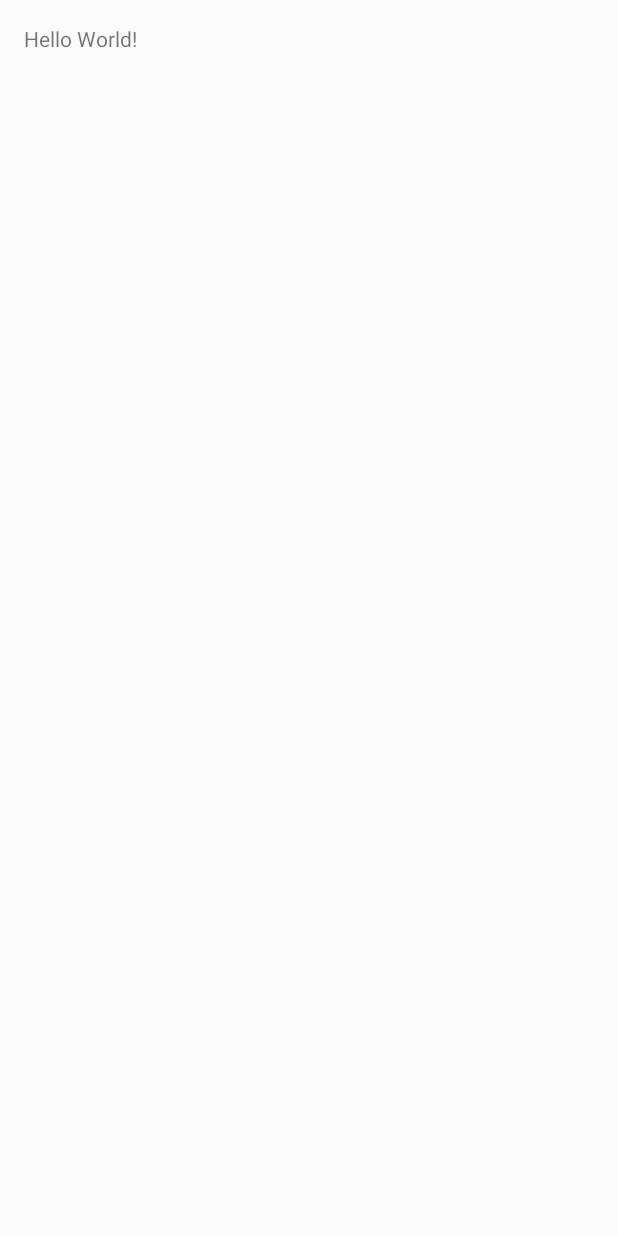
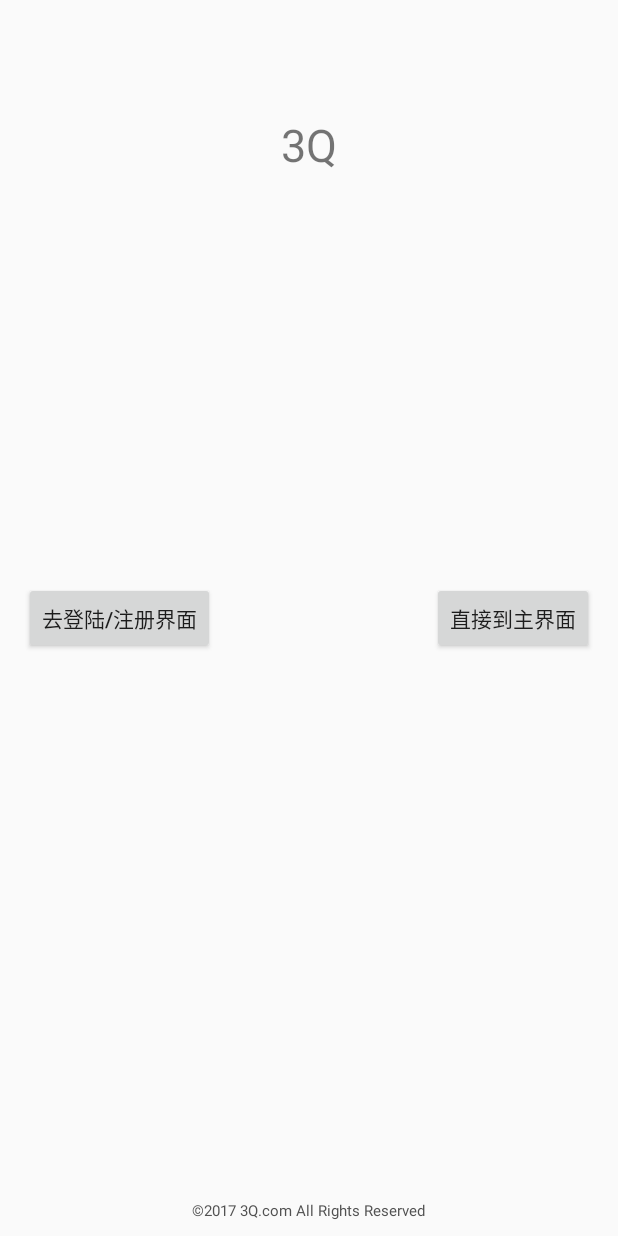
Before and after one commit to sshhsun-code/DaiQu, an Android app: the screen it shows after launch (MainActivity before the commit, SplashActivity after it), on a phone screen of 412 x 824 dp. Before the commit the screen is almost empty. Run offline under Robolectric (Android 15) with nearby library versions, the phone set to English and light mode, and no system bars.

Commit message:
[界面] 加入开屏页面和登陆页面，UI待设计

```diff
--- a/app/src/main/AndroidManifest.xml
+++ b/app/src/main/AndroidManifest.xml
@@ -8,13 +8,17 @@
         android:label="@string/app_name"
         android:supportsRtl="true"
         android:theme="@style/Theme.AppCompat.Light.NoActionBar">
-        <activity android:name="com.daiqu.cm.daiqu.MainActivity">
+        <activity android:name="com.daiqu.cm.daiqu.ui.SplashActivity">
             <intent-filter>
                 <action android:name="android.intent.action.MAIN" />
 
                 <category android:name="android.intent.category.LAUNCHER" />
             </intent-filter>
         </activity>
+        <activity android:name=".MainActivity">
+        </activity>
+        <activity android:name="com.daiqu.cm.daiqu.ui.LoginActivity">
+        </activity>
     </application>
 
 </manifest>
--- a/app/src/main/java/com/daiqu/cm/daiqu/MainActivity.java
+++ b/app/src/main/java/com/daiqu/cm/daiqu/MainActivity.java
@@ -5,7 +5,7 @@ import android.os.Bundle;
 import android.os.PersistableBundle;
 import android.support.annotation.Nullable;
 
-class MainActivity extends Activity {
+public class MainActivity extends Activity {
 
     @Override
     protected void onCreate(Bundle savedInstanceState) {
--- /dev/null
+++ b/app/src/main/java/com/daiqu/cm/daiqu/ui/SplashActivity.java
@@ -0,0 +1,58 @@
+package com.daiqu.cm.daiqu.ui;
+
+import android.app.Activity;
+import android.content.Intent;
+import android.os.Bundle;
+import android.os.Handler;
+import android.view.View;
+
+import com.daiqu.cm.daiqu.MainActivity;
+import com.daiqu.cm.daiqu.R;
+
+/**
+ * Created by CM on 2017/7/24.
+ */
+
+public class SplashActivity extends Activity{
+
+    Handler handler;
+
+    @Override
+    protected void onCreate(Bundle savedInstanceState) {
+        super.onCreate(savedInstanceState);
+        setContentView(R.layout.activity_splash);
+
+        //测试按钮，方便界面跳转
+        findViewById(R.id.sign_in_login).setOnClickListener(new View.OnClickListener() {
+            @Override
+            public void onClick(View view) {
+                startActivity(new Intent(SplashActivity.this, LoginActivity.class));
+            }
+        });
+
+        findViewById(R.id.sign_in_main).setOnClickListener(new View.OnClickListener() {
+            @Override
+            public void onClick(View view) {
+                startActivity(new Intent(SplashActivity.this, MainActivity.class));
+            }
+        });
+        handler = new Handler(this.getMainLooper());
+    }
+
+    @Override
+    protected void onStart() {
+        super.onStart();
+        //测试时由按钮控制跳转，开发完成后删除按钮代码，由此段代码控制跳转。
+//        handler.postDelayed(new Runnable() {
+//            @Override
+//            public void run() {
+//                startActivity(new Intent(SplashActivity.this, LoginActivity.class));
+//            }
+//        },3000);
+    }
+
+    @Override
+    protected void onDestroy() {
+        super.onDestroy();
+    }
+}
--- /dev/null
+++ b/app/src/main/res/layout/activity_splash.xml
@@ -0,0 +1,49 @@
+<?xml version="1.0" encoding="utf-8"?>
+<RelativeLayout xmlns:android="http://schemas.android.com/apk/res/android"
+    xmlns:tools="http://schemas.android.com/tools"
+    android:id="@+id/activity_main"
+    android:layout_width="match_parent"
+    android:layout_height="match_parent"
+    android:paddingLeft="@dimen/activity_horizontal_margin"
+    android:paddingRight="@dimen/activity_horizontal_margin"
+    android:paddingTop="@dimen/activity_vertical_margin"
+    tools:context="com.daiqu.cm.daiqu.MainActivity">
+
+    <TextView
+        android:layout_width="wrap_content"
+        android:layout_height="wrap_content"
+        android:text="@string/splash_title"
+        android:layout_centerHorizontal="true"
+        android:textSize="30sp"
+        android:layout_marginTop="60dp"
+        android:id="@+id/textView4" />
+
+    <TextView
+        android:layout_width="wrap_content"
+        android:layout_height="wrap_content"
+        android:text="@string/splash_text"
+        android:textColor="#515151"
+        android:layout_centerHorizontal="true"
+        android:layout_alignParentBottom="true"
+        android:textSize="10sp"
+        android:layout_marginBottom="10dp"
+        android:id="@+id/bottom" />
+
+    <Button
+        android:id="@+id/sign_in_login"
+        android:layout_width="wrap_content"
+        android:layout_height="wrap_content"
+        android:layout_centerVertical="true"
+        android:text="去登陆/注册界面" />
+
+    <Button
+        android:id="@+id/sign_in_main"
+        android:layout_width="wrap_content"
+        android:layout_height="wrap_content"
+        android:layout_centerVertical="true"
+        android:layout_alignParentRight="true"
+        android:text="直接到主界面" />
+
+
+
+</RelativeLayout>
--- a/app/src/main/res/values/strings.xml
+++ b/app/src/main/res/values/strings.xml
@@ -1,4 +1,7 @@
 <resources>
     <string name="app_name">DaiQu</string>
     <string name="rob">我要抢单</string>
+    <string name="splash_title">3Q</string>
+    <string name="splash_text">\©2017 3Q.com All Rights Reserved</string>
+    <string name="sign_in">登陆</string>
 </resources>
```
Also changed, not shown: app/src/main/java/com/daiqu/cm/daiqu/ui/LoginActivity.java (added, +42 -0 lines), app/src/main/res/layout/activity_login.xml (added, +25 -0 lines).
